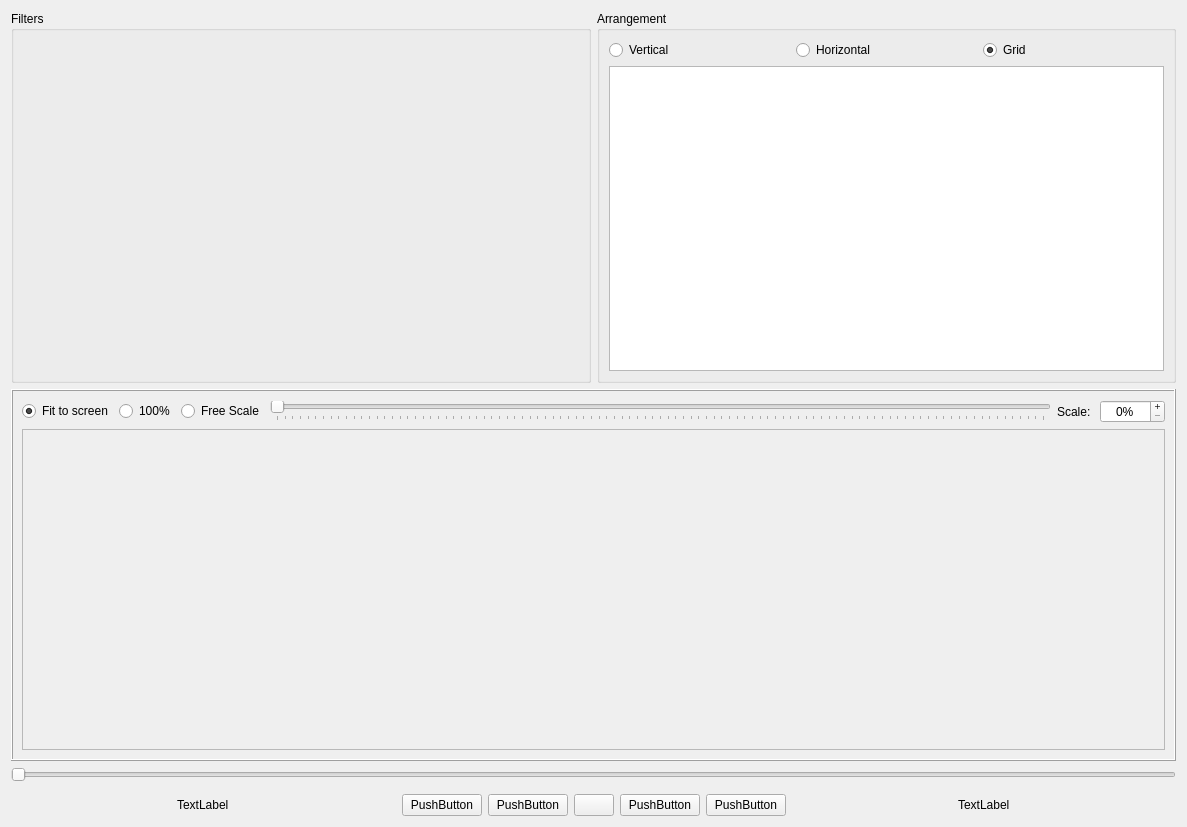
bavc/qctools, file Source/GUI/player.ui: the form before one commit.
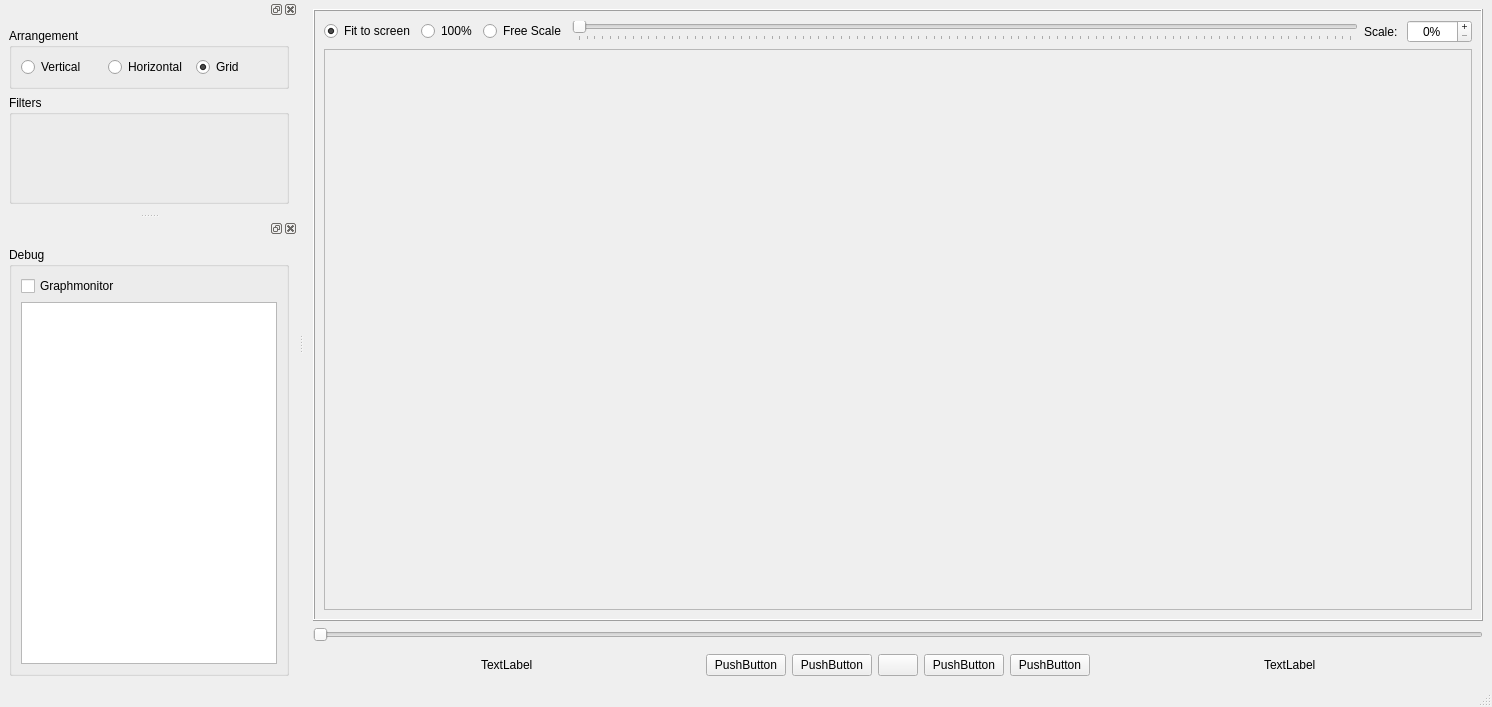
The form after the commit. Icons and pictures are not drawn.

Commit message: move player to QMainWindow; move filters & debug panels to dock wigets

The edit to the form file:
```diff
--- a/Source/GUI/player.ui
+++ b/Source/GUI/player.ui
@@ -1,20 +1,21 @@
 <?xml version="1.0" encoding="UTF-8"?>
 <ui version="4.0">
  <class>Player</class>
- <widget class="QWidget" name="Player">
+ <widget class="QMainWindow" name="Player">
   <property name="geometry">
    <rect>
     <x>0</x>
     <y>0</y>
-    <width>1187</width>
-    <height>827</height>
+    <width>1492</width>
+    <height>707</height>
    </rect>
   </property>
   <property name="windowTitle">
-   <string>Form</string>
+   <string>MainWindow</string>
   </property>
-  <layout class="QGridLayout" name="gridLayout_3">
-   <item row="1" column="0" colspan="2">
+  <widget class="QWidget" name="centralwidget">
+   <layout class="QGridLayout" name="gridLayout_6">
+    <item row="0" column="0">
     <widget class="QFrame" name="frame_2">
      <property name="frameShape">
       <enum>QFrame::Box</enum>
@@ -23,7 +24,36 @@
       <enum>QFrame::Raised</enum>
      </property>
      <layout class="QGridLayout" name="gridLayout">
-      <item row="0" column="0">
+       <item row="1" column="1">
+        <widget class="QScrollArea" name="scrollArea">
+         <property name="verticalScrollBarPolicy">
+          <enum>Qt::ScrollBarAsNeeded</enum>
+         </property>
+         <property name="horizontalScrollBarPolicy">
+          <enum>Qt::ScrollBarAsNeeded</enum>
+         </property>
+         <property name="sizeAdjustPolicy">
+          <enum>QAbstractScrollArea::AdjustIgnored</enum>
+         </property>
+         <property name="widgetResizable">
+          <bool>false</bool>
+         </property>
+         <property name="alignment">
+          <set>Qt::AlignCenter</set>
+         </property>
+         <widget class="QWidget" name="scrollAreaWidgetContents">
+          <property name="geometry">
+           <rect>
+            <x>427</x>
+            <y>126</y>
+            <width>300</width>
+            <height>246</height>
+           </rect>
+          </property>
+         </widget>
+        </widget>
+       </item>
+       <item row="0" column="1">
        <layout class="QHBoxLayout" name="horizontalLayout">
         <item>
          <widget class="QRadioButton" name="fitToScreen_radioButton">
@@ -33,6 +63,9 @@
           <property name="checked">
            <bool>true</bool>
           </property>
+           <attribute name="buttonGroup">
+            <string notr="true">arrangementButtonGroup</string>
+           </attribute>
          </widget>
         </item>
         <item>
@@ -43,6 +76,9 @@
           <property name="checked">
            <bool>false</bool>
           </property>
+           <attribute name="buttonGroup">
+            <string notr="true">arrangementButtonGroup</string>
+           </attribute>
          </widget>
         </item>
         <item>
@@ -53,6 +89,9 @@
           <property name="checked">
            <bool>false</bool>
           </property>
+           <attribute name="buttonGroup">
+            <string notr="true">arrangementButtonGroup</string>
+           </attribute>
          </widget>
         </item>
         <item>
@@ -111,39 +150,17 @@
         </item>
        </layout>
       </item>
-      <item row="1" column="0">
-       <widget class="QScrollArea" name="scrollArea">
-        <property name="verticalScrollBarPolicy">
-         <enum>Qt::ScrollBarAsNeeded</enum>
-        </property>
-        <property name="horizontalScrollBarPolicy">
-         <enum>Qt::ScrollBarAsNeeded</enum>
-        </property>
-        <property name="sizeAdjustPolicy">
-         <enum>QAbstractScrollArea::AdjustIgnored</enum>
-        </property>
-        <property name="widgetResizable">
-         <bool>false</bool>
-        </property>
-        <property name="alignment">
-         <set>Qt::AlignCenter</set>
-        </property>
-        <widget class="QWidget" name="scrollAreaWidgetContents">
-         <property name="geometry">
-          <rect>
-           <x>422</x>
-           <y>28</y>
-           <width>300</width>
-           <height>246</height>
-          </rect>
-         </property>
-        </widget>
-       </widget>
-      </item>
      </layout>
     </widget>
    </item>
-   <item row="3" column="0" colspan="2">
+    <item row="1" column="0">
+     <widget class="QSlider" name="playerSlider">
+      <property name="orientation">
+       <enum>Qt::Horizontal</enum>
+      </property>
+     </widget>
+    </item>
+    <item row="2" column="0">
     <widget class="QFrame" name="frame_3">
      <property name="frameShape">
       <enum>QFrame::Box</enum>
@@ -153,7 +170,7 @@
      </property>
     </widget>
    </item>
-   <item row="4" column="0" colspan="2">
+    <item row="3" column="0">
     <layout class="QHBoxLayout" name="horizontalLayout_2">
      <item>
       <spacer name="horizontalSpacer_3">
@@ -262,27 +279,68 @@
      </item>
     </layout>
    </item>
-   <item row="2" column="0" colspan="2">
-    <widget class="QSlider" name="playerSlider">
-     <property name="orientation">
-      <enum>Qt::Horizontal</enum>
+   </layout>
+  </widget>
+  <widget class="QMenuBar" name="menubar">
+   <property name="geometry">
+    <rect>
+     <x>0</x>
+     <y>0</y>
+     <width>1492</width>
+     <height>26</height>
+    </rect>
+   </property>
+  </widget>
+  <widget class="QStatusBar" name="statusbar"/>
+  <widget class="QDockWidget" name="dockWidget">
+   <property name="floating">
+    <bool>false</bool>
+   </property>
+   <attribute name="dockWidgetArea">
+    <number>1</number>
+   </attribute>
+   <widget class="QWidget" name="dockWidgetContents">
+    <layout class="QGridLayout" name="gridLayout_4">
+     <item row="1" column="0">
+      <widget class="QGroupBox" name="filterGroupBox">
+       <property name="sizePolicy">
+        <sizepolicy hsizetype="Minimum" vsizetype="MinimumExpanding">
+         <horstretch>0</horstretch>
+         <verstretch>0</verstretch>
+        </sizepolicy>
+       </property>
+       <property name="title">
+        <string>Filters</string>
      </property>
     </widget>
    </item>
-   <item row="0" column="1">
+     <item row="0" column="0">
     <widget class="QGroupBox" name="arrangementGroupBox">
+       <property name="sizePolicy">
+        <sizepolicy hsizetype="Minimum" vsizetype="Preferred">
+         <horstretch>0</horstretch>
+         <verstretch>0</verstretch>
+        </sizepolicy>
+       </property>
      <property name="title">
       <string>Arrangement</string>
      </property>
      <layout class="QGridLayout" name="gridLayout_2">
+        <item row="0" column="2">
+         <widget class="QRadioButton" name="grid_checkBox">
+          <property name="text">
+           <string>Grid</string>
+          </property>
+          <property name="checked">
+           <bool>true</bool>
+          </property>
+         </widget>
+        </item>
       <item row="0" column="1">
        <widget class="QRadioButton" name="horizontal_checkBox">
         <property name="text">
          <string>Horizontal</string>
         </property>
-        <attribute name="buttonGroup">
-         <string notr="true">arrangementButtonGroup</string>
-        </attribute>
        </widget>
       </item>
       <item row="0" column="0">
@@ -290,38 +348,55 @@
         <property name="text">
          <string>Vertical</string>
         </property>
-        <attribute name="buttonGroup">
-         <string notr="true">arrangementButtonGroup</string>
-        </attribute>
-       </widget>
-      </item>
-      <item row="0" column="2">
-       <widget class="QRadioButton" name="grid_checkBox">
-        <property name="text">
-         <string>Grid</string>
-        </property>
-        <property name="checked">
-         <bool>true</bool>
-        </property>
-        <attribute name="buttonGroup">
-         <string notr="true">arrangementButtonGroup</string>
-        </attribute>
-       </widget>
-      </item>
-      <item row="1" column="0" colspan="3">
-       <widget class="QPlainTextEdit" name="plainTextEdit"/>
-      </item>
-     </layout>
-    </widget>
-   </item>
+         </widget>
+        </item>
+       </layout>
+      </widget>
+     </item>
+    </layout>
+   </widget>
+  </widget>
+  <widget class="QDockWidget" name="dockWidget_2">
+   <attribute name="dockWidgetArea">
+    <number>1</number>
+   </attribute>
+   <widget class="QWidget" name="dockWidgetContents_2">
+    <layout class="QGridLayout" name="gridLayout_5">
    <item row="0" column="0">
-    <widget class="QGroupBox" name="filterGroupBox">
+      <widget class="QGroupBox" name="debugGroupBox">
+       <property name="sizePolicy">
+        <sizepolicy hsizetype="Minimum" vsizetype="Preferred">
+         <horstretch>0</horstretch>
+         <verstretch>0</verstretch>
+        </sizepolicy>
+       </property>
      <property name="title">
-      <string>Filters</string>
-     </property>
-    </widget>
-   </item>
-  </layout>
+        <string>Debug</string>
+       </property>
+       <layout class="QGridLayout" name="gridLayout_3">
+        <item row="1" column="0">
+         <widget class="QPlainTextEdit" name="plainTextEdit">
+          <property name="sizePolicy">
+           <sizepolicy hsizetype="MinimumExpanding" vsizetype="Expanding">
+            <horstretch>0</horstretch>
+            <verstretch>0</verstretch>
+           </sizepolicy>
+          </property>
+         </widget>
+        </item>
+        <item row="0" column="0">
+         <widget class="QCheckBox" name="graphmonitor_checkBox">
+          <property name="text">
+           <string>Graphmonitor</string>
+          </property>
+         </widget>
+        </item>
+       </layout>
+      </widget>
+     </item>
+    </layout>
+   </widget>
+  </widget>
  </widget>
  <resources>
   <include location="../Resource/Resources.qrc"/>
```
Lines whose indentation alone changed are shown as unchanged. The commit also changes 2 other files.
